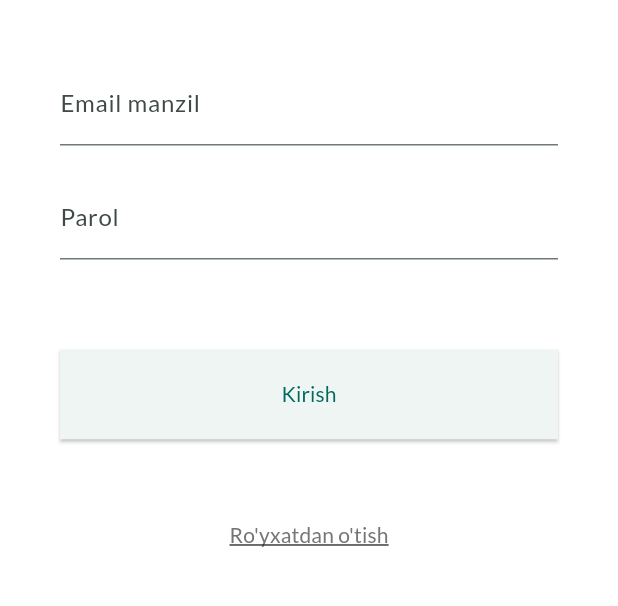
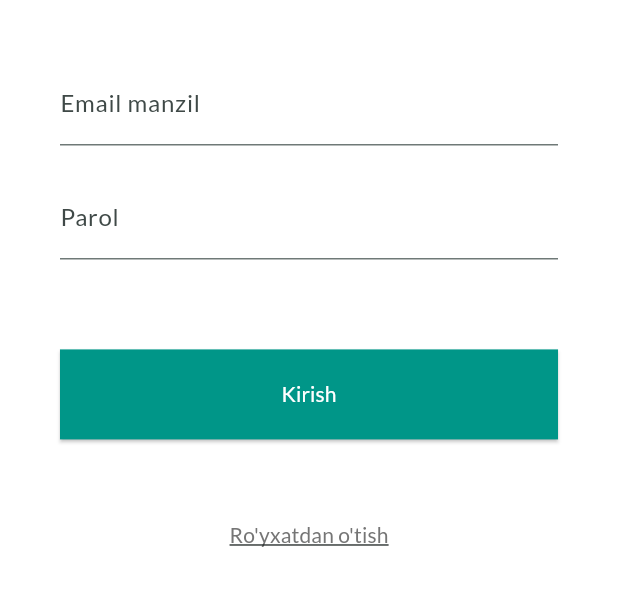
Before and after one commit to DavronBazarov/online_shopping_provider, a Flutter app: the screen it shows after launch, on a phone screen of 412 x 824 dp, the part 484-1090 px from its top. Run offline on Flutter 3.47's test engine with Material 2 defaults, Android fonts, the phone set to English and light mode, and no system bars; our stand-ins replace cached_network_image, flutter_slidable, shared_preferences; missing offline and left inert: timer_snackbar.

Commit message:
fixed problems 2

```diff
--- a/lib/main.dart
+++ b/lib/main.dart
@@ -33,7 +33,7 @@ class MyApp extends StatelessWidget {
         ChangeNotifierProxyProvider<Auth, Products>(
           create: (context) => Products(),
           update: (context, auth, previousProducts) =>
-              previousProducts!..setParams(auth.token, auth.userId),
+              Products()..setParams(auth.token, auth.userId),
         ),
         ChangeNotifierProxyProvider<Auth, Orders>(
           create: (context) => Orders(),
--- a/lib/provider/product.dart
+++ b/lib/provider/product.dart
@@ -8,6 +8,7 @@ import '../models/product.dart';
 
 class Products extends ChangeNotifier {
   List<ModelProduct> _list = [];
+
 
   List<ModelProduct> get list {
     return [..._list];
--- a/lib/screens/auth_screen.dart
+++ b/lib/screens/auth_screen.dart
@@ -171,11 +171,15 @@ class _AuthScreenState extends State<AuthScreen> {
                         onPressed: _submit,
                         style: ElevatedButton.styleFrom(
                             padding: const EdgeInsets.symmetric(vertical: 20),
+                            backgroundColor: Colors.teal,
                             shape: const RoundedRectangleBorder(
                                 borderRadius: BorderRadius.zero)),
-                        child: Text(_authMode == AuthMode.login
-                            ? "Kirish"
-                            : "RO'YXATDAN O'TISH"),
+                        child: Text(
+                          _authMode == AuthMode.login
+                              ? "Kirish"
+                              : "RO'YXATDAN O'TISH",
+                          style: const TextStyle(color: Colors.white),
+                        ),
                       ),
                 const SizedBox(height: 40),
                 TextButton(
--- a/lib/widgets/app_drawer.dart
+++ b/lib/widgets/app_drawer.dart
@@ -45,7 +45,6 @@ class AppDrawer extends StatelessWidget {
             title: const Text("Chiqish"),
             onTap: () {
               Navigator.of(context).pop();
-              Navigator.of(context).pushReplacementNamed(HomeScreen.routeName);
               Provider.of<Auth>(context, listen: false).logOut();
             },
           ),
```
